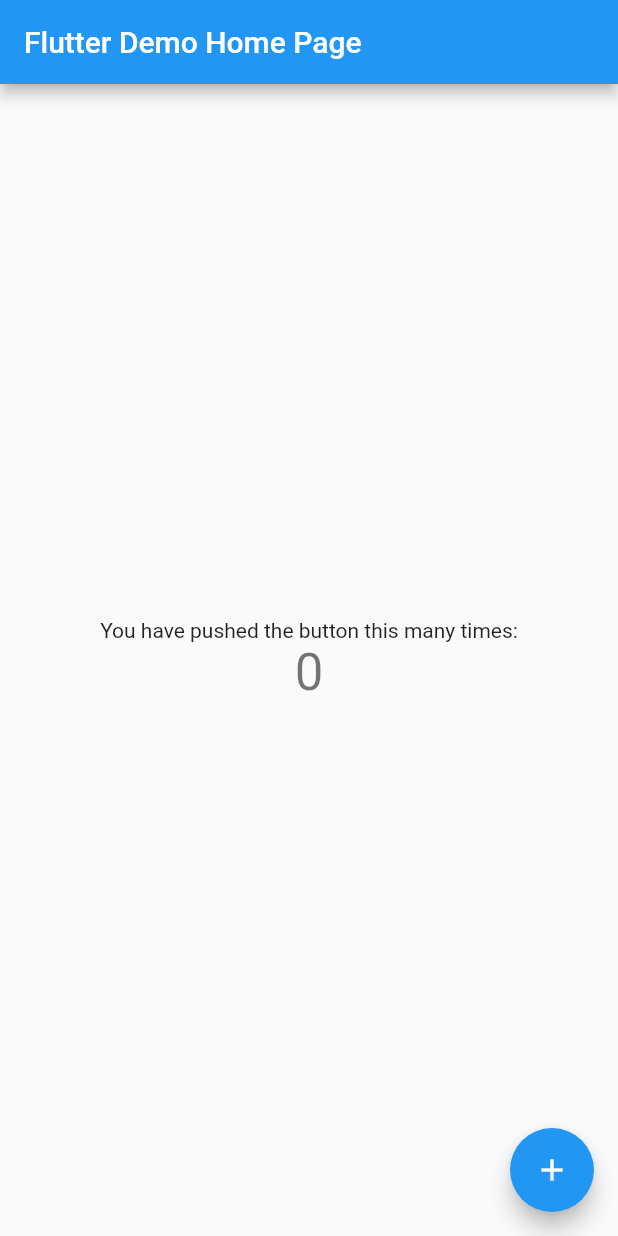
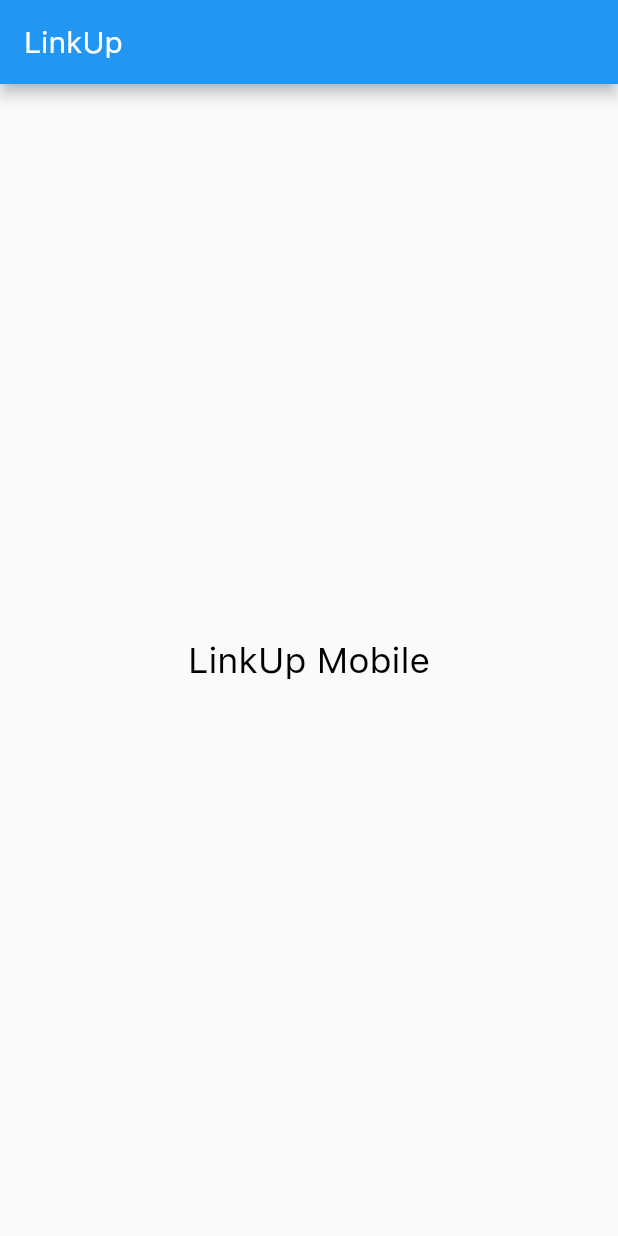
Before and after one commit to rusiruavb/LinkUp, a Flutter app: the screen it shows after launch, on a phone screen of 412 x 824 dp. Run offline on Flutter 3.47's test engine with Material 2 defaults, Android fonts, the phone set to English and light mode, and no system bars.

Commit message:
Update main component

```diff
--- a/lib/main.dart
+++ b/lib/main.dart
@@ -1,115 +1,37 @@
-import 'package:flutter/material.dart';
+import "package:flutter/material.dart";
 
-void main() {
-  runApp(const MyApp());
-}
+void main() => runApp(const LinkUpApp());
 
-class MyApp extends StatelessWidget {
-  const MyApp({Key? key}) : super(key: key);
+class LinkUpApp extends StatelessWidget {
+  const LinkUpApp({Key? key}) : super(key: key);
 
-  // This widget is the root of your application.
   @override
   Widget build(BuildContext context) {
-    return MaterialApp(
-      title: 'Flutter Demo',
-      theme: ThemeData(
-        // This is the theme of your application.
-        //
-        // Try running your application with "flutter run". You'll see the
-        // application has a blue toolbar. Then, without quitting the app, try
-        // changing the primarySwatch below to Colors.green and then invoke
-        // "hot reload" (press "r" in the console where you ran "flutter run",
-        // or simply save your changes to "hot reload" in a Flutter IDE).
-        // Notice that the counter didn't reset back to zero; the application
-        // is not restarted.
-        primarySwatch: Colors.blue,
+    return MediaQuery(
+      data: const MediaQueryData(),
+      child: MaterialApp(
+        debugShowCheckedModeBanner: false,
+        home: Scaffold(
+          appBar: AppBar(
+            title: const Text(
+              "LinkUp",
+              style: TextStyle(
+                fontFamily: "SF-Pro",
+              ),
+            ),
+          ),
+          body: const Center(
+            child: Text(
+              "LinkUp Mobile",
+              style: TextStyle(
+                color: Colors.black,
+                fontFamily: "SF-Pro",
+                fontSize: 24.0,
+              ),
+            ),
+          ),
+        ),
       ),
-      home: const MyHomePage(title: 'Flutter Demo Home Page'),
     );
   }
 }
-
-class MyHomePage extends StatefulWidget {
-  const MyHomePage({Key? key, required this.title}) : super(key: key);
-
-  // This widget is the home page of your application. It is stateful, meaning
-  // that it has a State object (defined below) that contains fields that affect
-  // how it looks.
-
-  // This class is the configuration for the state. It holds the values (in this
-  // case the title) provided by the parent (in this case the App widget) and
-  // used by the build method of the State. Fields in a Widget subclass are
-  // always marked "final".
-
-  final String title;
-
-  @override
-  State<MyHomePage> createState() => _MyHomePageState();
-}
-
-class _MyHomePageState extends State<MyHomePage> {
-  int _counter = 0;
-
-  void _incrementCounter() {
-    setState(() {
-      // This call to setState tells the Flutter framework that something has
-      // changed in this State, which causes it to rerun the build method below
-      // so that the display can reflect the updated values. If we changed
-      // _counter without calling setState(), then the build method would not be
-      // called again, and so nothing would appear to happen.
-      _counter++;
-    });
-  }
-
-  @override
-  Widget build(BuildContext context) {
-    // This method is rerun every time setState is called, for instance as done
-    // by the _incrementCounter method above.
-    //
-    // The Flutter framework has been optimized to make rerunning build methods
-    // fast, so that you can just rebuild anything that needs updating rather
-    // than having to individually change instances of widgets.
-    return Scaffold(
-      appBar: AppBar(
-        // Here we take the value from the MyHomePage object that was created by
-        // the App.build method, and use it to set our appbar title.
-        title: Text(widget.title),
-      ),
-      body: Center(
-        // Center is a layout widget. It takes a single child and positions it
-        // in the middle of the parent.
-        child: Column(
-          // Column is also a layout widget. It takes a list of children and
-          // arranges them vertically. By default, it sizes itself to fit its
-          // children horizontally, and tries to be as tall as its parent.
-          //
-          // Invoke "debug painting" (press "p" in the console, choose the
-          // "Toggle Debug Paint" action from the Flutter Inspector in Android
-          // Studio, or the "Toggle Debug Paint" command in Visual Studio Code)
-          // to see the wireframe for each widget.
-          //
-          // Column has various properties to control how it sizes itself and
-          // how it positions its children. Here we use mainAxisAlignment to
-          // center the children vertically; the main axis here is the vertical
-          // axis because Columns are vertical (the cross axis would be
-          // horizontal).
-          mainAxisAlignment: MainAxisAlignment.center,
-          children: <Widget>[
-            const Text(
-              'You have pushed the button this many times:',
-            ),
-            Text(
-              '$_counter',
-              style: Theme.of(context).textTheme.headline4,
-            ),
-          ],
-        ),
-      ),
-      floatingActionButton: FloatingActionButton(
-        onPressed: _incrementCounter,
-        tooltip: 'Increment',
-        child: const Icon(Icons.add),
-      ), // This trailing comma makes auto-formatting nicer for build methods.
-    );
-  }
-}
```
